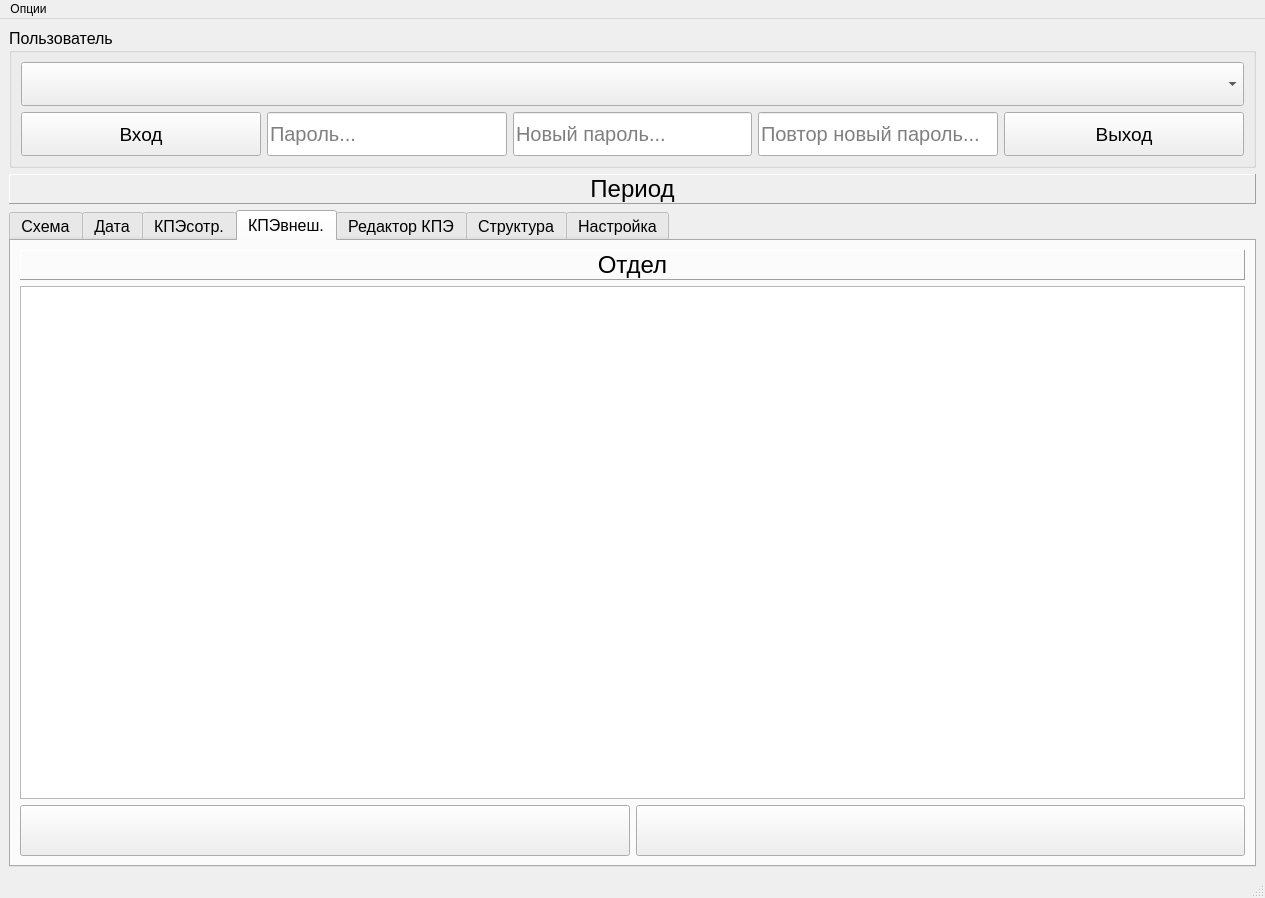
Above: mydesign.ui from Nokturnalmor/KPI before the change. Below: the same form after it.
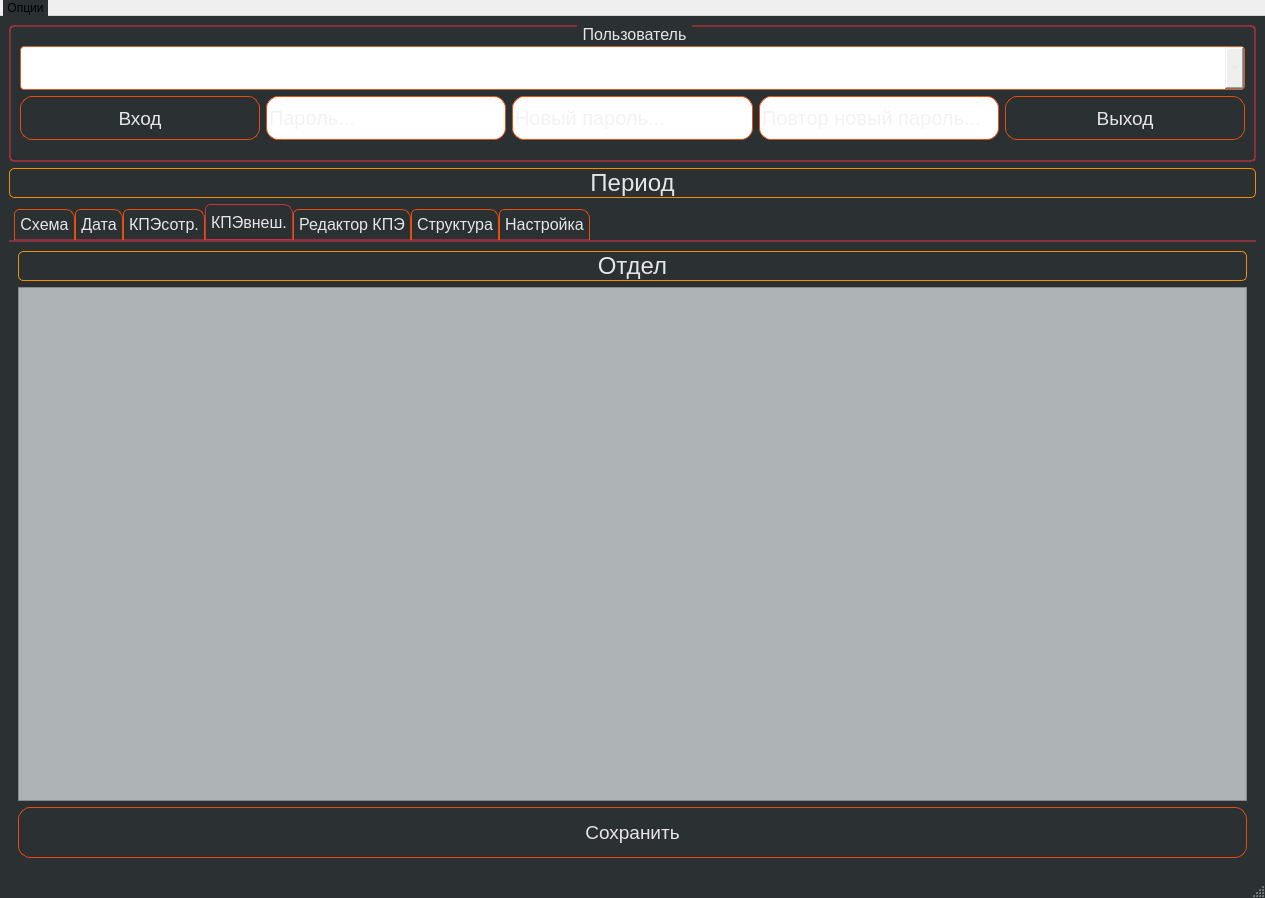
That is the form after the change. The open tabs and pages were chosen to show the change. Icons and pictures are not drawn.

Commit message: добавлены проверка  соответвия руководителя логину функционал кнопки утверждения функционал созранения и загрузки настройки прав цыетовая палитроа поправлена к единому формату зависимость конки от состояния утверждения ограничение прав на выгрузку и на утвержденние оптимизирована ширина колонок и шрифт в шаблоне заглушки, при лоине пользователя без структуры

What changed in the file:
```diff
--- a/mydesign.ui
+++ b/mydesign.ui
@@ -13,6 +13,253 @@
   <property name="windowTitle">
    <string>MainWindow</string>
   </property>
+  <property name="styleSheet">
+   <string notr="true">QMainWindow {
+background-color: rgb(43, 48, 51);
+color: rgb(230, 230, 230);
+}
+
+
+QMenuBar {
+    background-color: qlineargradient(x1:0, y1:0, x2:0, y2:1,
+                                      stop:0 lightgray, stop:1 darkgray);
+    spacing: 3px; /* spacing between menu bar items */
+}
+
+QMenuBar::item {
+    padding: 1px 4px;
+    background:  transparent;
+    border-radius: 4px;
+}
+
+QMenuBar::item:selected { /* when selected using mouse or keyboard */
+    background: #a8a8a8;
+}
+
+QMenuBar::item:pressed {
+    background: #888888;
+}
+
+QMenu {
+    background-color: #ABABAB; /* sets background of the menu */
+    border: 1px solid black;
+}
+
+QMenu::item {
+    /* sets background of menu item. set this to something non-transparent
+        if you want menu color and menu item color to be different */
+    background-color: transparent;
+}
+
+QMenu::item:selected { /* when user selects item using mouse or keyboard */
+    background-color:  rgb(247, 175, 42);
+}
+
+
+  /*Tool button styles */
+QCalendarWidget QToolButton { 
+height:30px;
+width:250px;
+color: rgb(230, 230, 230);
+font-size:26px;
+icon-size:56px,56px;
+background-color:rgba(211, 49, 22,244);
+selection-color: rgb(230, 230, 230);
+selection-background-color:rgba(247, 175, 42,122);
+}
+ 
+  /* header row */
+QCalendarWidget  QWidget{
+alternate-background-color:rgb(43, 48, 51);
+selection-color: rgb(230, 230, 230);
+selection-background-color:rgba(211, 49, 22,244);
+}
+  
+  /*normal days */
+QCalendarWidget QAbstractItemView:enabled {
+font-size:22px;
+color: rgb(230, 230, 230);
+background-color:rgb(143, 148, 151);
+selection-background-color:rgba(247, 175, 42,122);
+selection-color: rgb(230, 230, 230);
+}
+
+QTableWidget {
+    selection-background-color:  rgba(247, 175, 42,122);
+	background-color:  rgb(173, 178, 181);
+}
+
+QHeaderView {
+    background-color:  rgb(143, 148, 151);
+    font-size:13px;
+}
+
+QTableView::indicator:unchecked {
+    background-color: #d7d6d5
+}
+
+QTableView QTableCornerButton::section {
+ color:  rgb(230, 230, 230);
+    border-style: solid;
+     background-color: qlineargradient( x1: 0, y1: 0, x2: 1, y2: 1,
+                                        stop: 0 rgb(89, 89, 89), stop: 1 rgb(33, 38, 41));
+}
+
+QHeaderView::section{
+    color:  rgb(230, 230, 230);
+    border-style: solid;
+     background-color: qlineargradient( x1: 0, y1: 0, x2: 0, y2: 1,
+                                        stop: 0 rgb(89, 89, 89), stop: 1 rgb(33, 38, 41));
+ }
+
+QTabWidget::pane { /* The tab widget frame */
+    border-top: 2px solid rgba(195, 52, 69, 152);
+}
+
+QTabWidget::tab-bar {
+    left: 5px; /* move to the right by 5px */
+}
+
+/* Style the tab using the tab sub-control. Note that
+    it reads QTabBar _not_ QTabWidget */
+QTabBar::tab {
+    background: qlineargradient(x1: 0, y1: 0, x2: 0, y2: 1,
+                                stop: 0  rgb(99, 99, 99), stop: 0.4  rgb(49, 49, 49),
+                                stop: 0.5  rgb(49, 49, 49), stop: 1.0  rgb(99, 99, 99));
+    border: 1px solid rgb(233, 78, 13);
+	color: rgb(230, 230, 230);
+    border-bottom-color: rgba(195, 52, 69, 152); /* same as the pane color */
+    border-top-left-radius: 5px;
+    border-top-right-radius: 9px;
+    min-width: 12ex;
+    padding: 5px;
+}
+
+
+
+QTabBar::tab:selected {
+    background: qlineargradient(x1: 0, y1: 0, x2: 0, y2: 1,
+								stop: 0  rgb(89, 89, 89), stop: 0.4  rgb(39, 39, 39),
+                                stop: 0.5  rgb(49, 49, 49), stop: 1.0  rgb(99, 99, 99));
+ border-color: rgb(195, 52, 69);
+    border-bottom-color: rgba(195, 52, 69, 252); /* same as pane color */
+}
+
+QTabBar::tab:!selected {
+    margin-top: 5px; /* make non-selected tabs look smaller */
+	 background: qlineargradient(x1: 0, y1: 0, x2: 0, y2: 1,
+								stop: 0  rgb(129, 129, 129), stop: 0.4  rgb(59, 59, 59),
+                                stop: 0.5  rgb(59, 59, 59), stop: 1.0  rgb(129,129, 129));
+}
+QTabBar::tab:hover {
+    background: qlineargradient(x1: 0, y1: 0, x2: 0, y2: 1,
+								stop: 0  rgb(89, 89, 89), stop: 0.4  rgb(49, 49, 49),
+                                stop: 0.5  rgb(49, 49, 49), stop: 1.0  rgb(99, 99, 99));
+}
+QComboBox {
+    border: 1px solid  rgba(233, 78, 13,200);
+    border-radius: 4px;
+	color: rgb(230, 230, 230);
+	background-color: qlineargradient( x1: 0, y1: 0, x2: 0, y2: 1,
+                                        stop: 0 rgb(89, 89, 89), stop: 1 rgb(163,158, 161));
+    padding: 1px 18px 1px 3px;
+    min-width: 6em;
+}
+
+QComboBox:on { /* shift the text when the popup opens */
+    padding-top: 3px;
+    padding-left: 4px;
+}
+
+QComboBox::drop-down {
+    subcontrol-origin: padding;
+    subcontrol-position: top right;  
+    width: 19px;
+	color: rgb(130, 30, 130);
+    /* border-left-width: 1px;
+    border-left-color: darkgray;
+    border-left-style: solid; /* just a single line  */
+    /*border-top-right-radius: 3px; /* same radius as the QComboBox   */ 
+   /*  border-bottom-right-radius: 3px;*/
+}
+
+ /*
+QComboBox::down-arrow {
+    image: url(/usr/share/icons/crystalsvg/16x16/actions/1downarrow.png);
+} */
+QComboBox::down-arrow:on { /* shift the arrow when popup is open */
+    top: 1px;
+    left: 1px;
+}
+
+QComboBox QAbstractItemView {
+    border: 2px solid darkgray;
+	color: rgb(21, 21, 21);
+    background-color: #888888;
+	selection-background-color: rgba(247, 175, 42,222);
+}
+
+
+
+QGroupBox {
+   /* background-color: qlineargradient(x1: 0, y1: 0, x2: 0, y2: 1,
+                                      stop: 0 #E0E0E0, stop: 1 #FFFFFF);*/
+    border: 2px solid rgba(195, 52, 69, 152);
+    border-radius: 5px;
+    margin-top: 3ex; /* leave space at the top for the title */
+}
+
+QGroupBox::title {
+    subcontrol-origin: margin;
+    subcontrol-position: top center; /* position at the top center */
+    padding: 0 3px;
+	color: rgb(230, 230, 230);
+    /* background-color: qlineargradient(x1: 0, y1: 0, x2: 0, y2: 1,
+                                      stop: 0 #FF0ECE, stop: 1 #FFFFFF);*/
+}
+
+QLineEdit {
+border: 1px solid  rgb(233, 78, 13);
+border-radius: 12;
+color: rgb(230, 230, 230);
+background-color: qlineargradient( x1: 0, y1: 0, x2: 0, y2: 1,
+                                        stop: 0 rgb(69, 69, 69), stop: 1 rgb(163,158, 161));
+}
+
+QLabel {
+border: 1px solid  rgb(242, 142, 0);
+border-radius: 5;
+color: rgb(230, 230, 230);
+background-color: qlineargradient( x1: 1, y1: 1, x2: 0, y2: 0,
+                                        stop: 0 rgb(29, 29, 29), stop: 1 rgb(83,78, 81));
+}
+
+QPushButton {
+    padding:4px;
+	color: rgb(230, 230, 230);
+    border-radius: 12px;
+    border: 1px solid  rgb(233, 78, 13);
+    background-color: qlineargradient( x1: 0, y1: 0, x2: 0, y2: 1,
+                                        stop: 0 rgb(89, 89, 89), stop: 1 rgb(33, 38, 41));
+ }
+QPushButton:hover {
+    padding:4px;
+	color: rgb(230, 230, 230);
+    border-radius: 12px;
+    border: 1px solid  rgb(233, 78, 13);
+    background-color: qlineargradient( x1: 0, y1: 0, x2: 0, y2: 1,
+                                        stop: 0 rgb(129, 129, 129), stop: 1 rgb(13, 18, 21));
+ }
+QPushButton:pressed {
+    padding:4px;
+	color: rgb(230, 230, 230);
+    border-radius: 12px;
+    border: 2px solid  rgb(233, 78, 13);
+    background-color: qlineargradient( x1: 0, y1: 0, x2: 0, y2: 1,
+                                        stop: 0 rgb(89, 89, 89), stop: 1 rgb(13, 18, 21));
+ }
+</string>
+  </property>
   <widget class="QWidget" name="centralwidget">
    <layout class="QVBoxLayout" name="verticalLayout_5">
     <item>
@@ -34,6 +281,9 @@
         <pointsize>12</pointsize>
        </font>
       </property>
+      <property name="styleSheet">
+       <string notr="true"/>
+      </property>
       <property name="title">
        <string>Пользователь</string>
       </property>
@@ -50,7 +300,7 @@
            </property>
            <property name="minimumSize">
             <size>
-             <width>0</width>
+             <width>101</width>
              <height>44</height>
             </size>
            </property>
@@ -66,7 +316,10 @@
             </font>
            </property>
            <property name="autoFillBackground">
-            <bool>true</bool>
+            <bool>false</bool>
+           </property>
+           <property name="styleSheet">
+            <string notr="true"/>
            </property>
           </widget>
          </item>
@@ -97,6 +350,9 @@
                <pointsize>14</pointsize>
               </font>
              </property>
+             <property name="styleSheet">
+              <string notr="true"/>
+             </property>
              <property name="text">
               <string>Вход</string>
              </property>
@@ -136,6 +392,10 @@
              <property name="whatsThis">
               <string/>
              </property>
+             <property name="styleSheet">
+              <string notr="true">
+</string>
+             </property>
              <property name="inputMask">
               <string/>
              </property>
@@ -187,6 +447,9 @@
              <property name="whatsThis">
               <string/>
              </property>
+             <property name="styleSheet">
+              <string notr="true"/>
+             </property>
              <property name="inputMask">
               <string/>
              </property>
@@ -238,6 +501,9 @@
              <property name="whatsThis">
               <string/>
              </property>
+             <property name="styleSheet">
+              <string notr="true"/>
+             </property>
              <property name="inputMask">
               <string/>
              </property>
@@ -320,6 +586,12 @@
         <pointsize>12</pointsize>
        </font>
       </property>
+      <property name="autoFillBackground">
+       <bool>false</bool>
+      </property>
+      <property name="styleSheet">
+       <string notr="true"/>
+      </property>
       <property name="currentIndex">
        <number>0</number>
       </property>
@@ -755,43 +1027,7 @@
              <string/>
             </property>
             <property name="text">
-             <string/>
-            </property>
-            <property name="iconSize">
-             <size>
-              <width>32</width>
-              <height>32</height>
-             </size>
-            </property>
-           </widget>
-          </item>
-          <item>
-           <widget class="QPushButton" name="btn_load_vn">
-            <property name="sizePolicy">
-             <sizepolicy hsizetype="Expanding" vsizetype="Fixed">
-              <horstretch>0</horstretch>
-              <verstretch>0</verstretch>
-             </sizepolicy>
-            </property>
-            <property name="minimumSize">
-             <size>
-              <width>0</width>
-              <height>51</height>
-             </size>
-            </property>
-            <property name="font">
-             <font>
-              <pointsize>14</pointsize>
-             </font>
-            </property>
-            <property name="toolTip">
-             <string>Загрузить</string>
-            </property>
-            <property name="statusTip">
-             <string/>
-            </property>
-            <property name="text">
-             <string/>
+             <string>Сохранить</string>
             </property>
             <property name="iconSize">
              <size>
@@ -1202,7 +1438,7 @@
      <x>0</x>
      <y>0</y>
      <width>1265</width>
-     <height>21</height>
+     <height>18</height>
     </rect>
    </property>
    <widget class="QMenu" name="menu">
```
Left out of the diff: 45 changed lines with no effect on the pictures. The commit also changes 6 other files.
